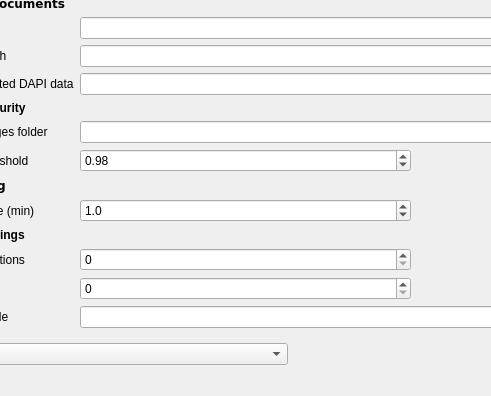
Qt form gui/experiment_configurator/ui_exp_configurator.ui (NollmannLab/qudi-HiM) before a commit; both pictures show x 121 to 612 and y 710 to 1106 of the 961 by 1106 pixel window.
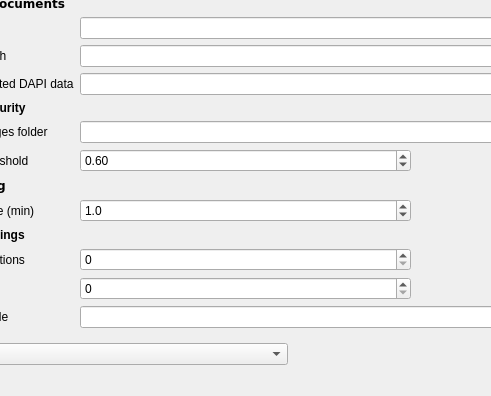
The same form after that commit.

Commit message: Update default correlation theshold

What changed in the file:
```diff
--- a/gui/experiment_configurator/ui_exp_configurator.ui
+++ b/gui/experiment_configurator/ui_exp_configurator.ui
@@ -177,7 +177,7 @@
           <double>0.010000000000000</double>
          </property>
          <property name="value">
-          <double>0.980000000000000</double>
+          <double>0.600000000000000</double>
          </property>
         </widget>
        </item>
```
The commit also changes 1 other file.
